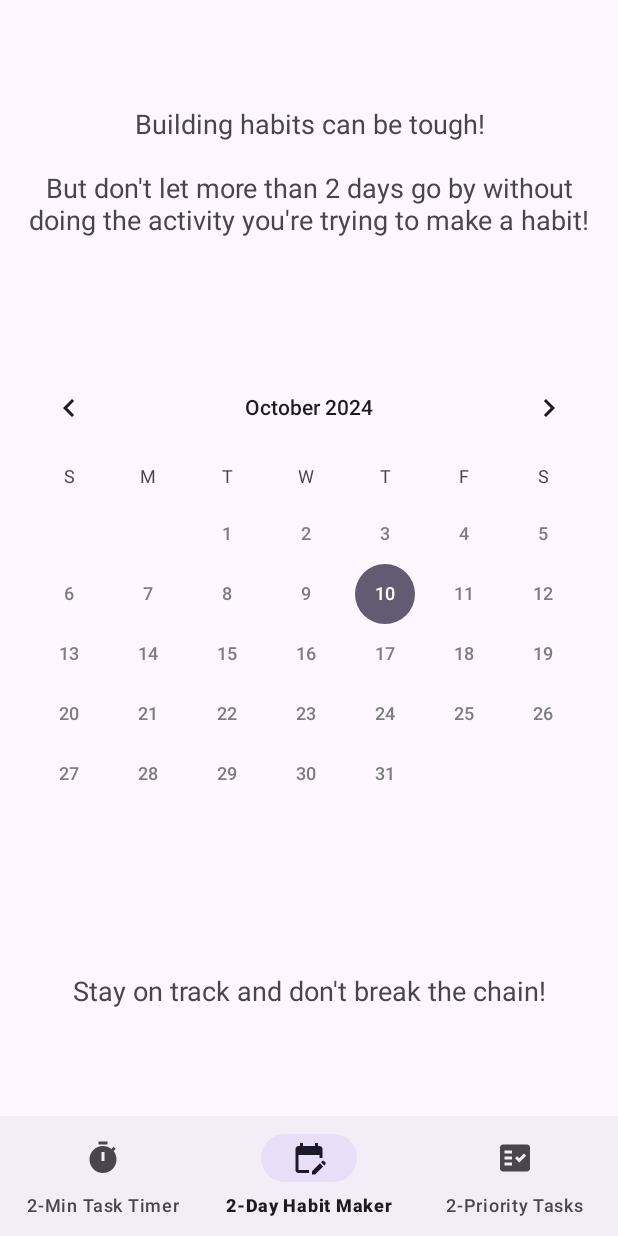
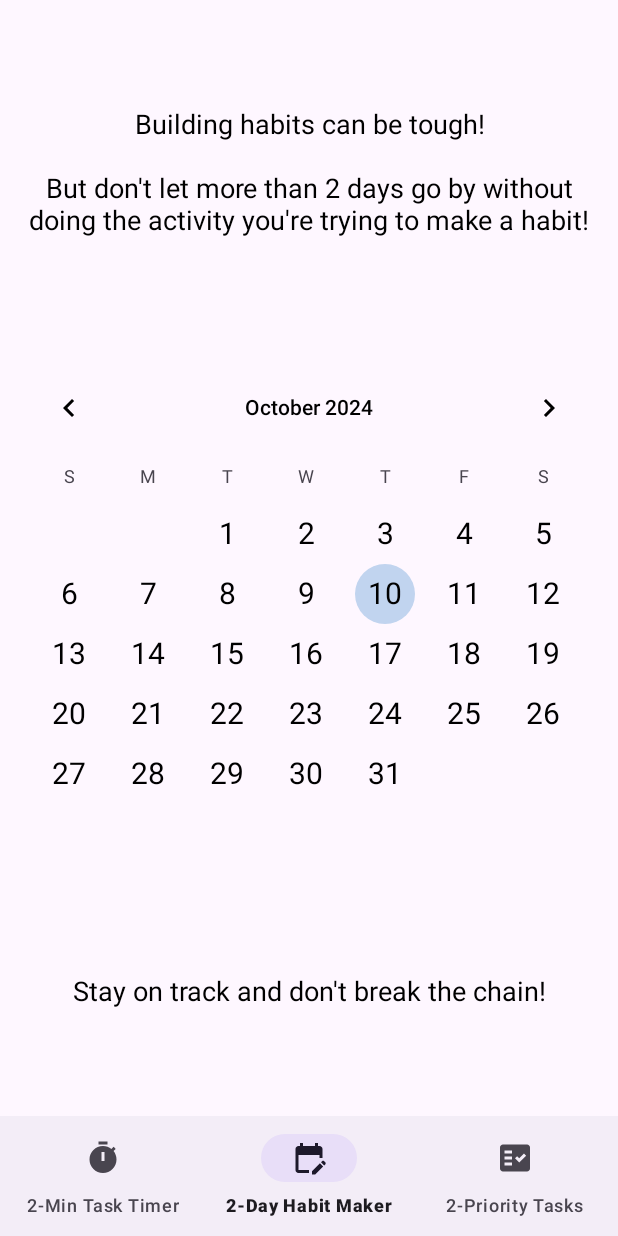
Before and after one commit to mukul-dev/Easy2Do, an Android app: the screen it shows after launch (MainActivity), on a phone screen of 412 x 824 dp. Run offline under Robolectric (Android 15) with nearby library versions, the phone set to English and light mode, and no system bars.

Commit message:
splash screen

```diff
--- a/app/build.gradle.kts
+++ b/app/build.gradle.kts
@@ -8,7 +8,7 @@ android {
 
     defaultConfig {
         applicationId = "com.mukudev.easy2do"
-        minSdk = 24
+        minSdk = 28
         targetSdk = 34
         versionCode = 1
         versionName = "1.0"
--- a/app/src/main/AndroidManifest.xml
+++ b/app/src/main/AndroidManifest.xml
@@ -10,7 +10,7 @@
         android:label="@string/app_name"
         android:roundIcon="@mipmap/easytodologo"
         android:supportsRtl="true"
-        android:theme="@style/Theme.Easy2Do"
+        android:theme="@style/splashScreenTheme"
         tools:targetApi="31">
         <activity
             android:name=".MainActivity"
--- a/app/src/main/java/com/mukudev/easy2do/MainActivity.java
+++ b/app/src/main/java/com/mukudev/easy2do/MainActivity.java
@@ -5,6 +5,7 @@ import androidx.appcompat.app.AppCompatActivity;
 import androidx.fragment.app.Fragment;
 
 import android.os.Bundle;
+import android.os.Handler;
 
 import com.google.android.material.bottomnavigation.BottomNavigationView;
 import com.mukudev.easy2do.Fragments.Fragment2DayRule;
@@ -16,6 +17,15 @@ public class MainActivity extends AppCompatActivity {
     @Override
     protected void onCreate(Bundle savedInstanceState) {
         super.onCreate(savedInstanceState);
+        new Handler().postDelayed(new Runnable() {
+            @Override
+            public void run() {
+                // Set the theme to your main app theme
+                setTheme(R.style.splashScreenTheme);
+            }
+        }, 2000);
+
+        setTheme(R.style.Base_Theme_Easy2Do);
         setContentView(R.layout.activity_main);
 
         BottomNavigationView bottomNavigationView = findViewById(R.id.bottom_navigation);
@@ -30,7 +40,7 @@ public class MainActivity extends AppCompatActivity {
 
 
         // Set the BottomNavigationView listener
-        bottomNavigationView.setOnNavigationItemSelectedListener(new BottomNavigationView.OnNavigationItemSelectedListener() {
+        bottomNavigationView.setOnItemSelectedListener(new BottomNavigationView.OnItemSelectedListener() {
             @Override
             public boolean onNavigationItemSelected(@NonNull android.view.MenuItem item) {
                 Fragment selectedFragment = null;
--- /dev/null
+++ b/app/src/main/res/drawable/rectangle.xml
@@ -0,0 +1,4 @@
+<?xml version="1.0" encoding="utf-8"?>
+<selector xmlns:android="http://schemas.android.com/apk/res/android">
+
+</selector>
--- /dev/null
+++ b/app/src/main/res/drawable/splash_image.xml
@@ -0,0 +1,13 @@
+<?xml version="1.0" encoding="utf-8"?>
+<layer-list xmlns:android="http://schemas.android.com/apk/res/android">
+
+
+    <item android:drawable="@color/white"/>
+
+
+    <item android:drawable="@drawable/easytodologo"
+        android:height="168dp"
+        android:width="168dp"
+        android:gravity="center" />
+
+</layer-list>
--- /dev/null
+++ b/app/src/main/res/font/roboto.xml
@@ -0,0 +1,4 @@
+<?xml version="1.0" encoding="utf-8"?>
+<font-family xmlns:android="http://schemas.android.com/apk/res/android">
+
+</font-family>
--- a/app/src/main/res/values/colors.xml
+++ b/app/src/main/res/values/colors.xml
@@ -1,7 +1,8 @@
 <?xml version="1.0" encoding="utf-8"?>
 <resources>
-    <color name="black">#FF000000</color>
-    <color name="white">#FFFFFFFF</color>
-    <color name="gray">#7D7D7D</color>
-
+    <color name="black">#000000</color>
+    <color name="white">#FFFFFF</color>
+    <color name="linen">#FAF0E6</color>
+    <color name="secondaryColor">#C1D4EF</color>
+    <color name="green">#41A317</color>
 </resources>
--- a/app/src/main/res/values/themes.xml
+++ b/app/src/main/res/values/themes.xml
@@ -1,9 +1,25 @@
 <resources xmlns:tools="http://schemas.android.com/tools">
     <!-- Base application theme. -->
     <style name="Base.Theme.Easy2Do" parent="Theme.Material3.DayNight.NoActionBar">
-        <!-- Customize your light theme here. -->
-        <!-- <item name="colorPrimary">@color/my_light_primary</item> -->
+        <item name="colorPrimary">@color/white</item>
+        <item name="colorPrimaryVariant">@color/linen</item>
+        <item name="colorOnPrimary">@color/black</item>
+        <item name="android:textColorPrimary">@color/black</item>
+
+        <item name="colorSecondary">@color/secondaryColor</item>
+        <item name="colorOnSecondary">@color/black</item>
+
+        <!-- Font styles -->
+        <item name="android:fontFamily">@font/roboto</item>
+        <item name="android:textSize">20sp</item>
+        <item name="android:textColor">@color/black</item>
+
+        <!--margins-->
+        <item name="marginHorizontal">6dp</item>
     </style>
 
-    <style name="Theme.Easy2Do" parent="Base.Theme.Easy2Do" />
+    <style name="splashScreenTheme" parent="Theme.MaterialComponents.NoActionBar">
+        <item name="android:windowBackground">@drawable/splash_image</item>
+        <item name="android:statusBarColor">@color/black</item>
+    </style>
 </resources>
--- a/gradle/libs.versions.toml
+++ b/gradle/libs.versions.toml
@@ -1,5 +1,5 @@
 [versions]
-agp = "8.5.2"
+agp = "8.7.0"
 junit = "4.13.2"
 junitVersion = "1.2.1"
 espressoCore = "3.6.1"
@@ -7,7 +7,7 @@ appcompat = "1.7.0"
 material = "1.12.0"
 activity = "1.9.2"
 constraintlayout = "2.1.4"
-fragement= "1.5.7"
+fragment= "1.5.7"
 [libraries]
 junit = { group = "junit", name = "junit", version.ref = "junit" }
 ext-junit = { group = "androidx.test.ext", name = "junit", version.ref = "junitVersion" }
@@ -16,6 +16,6 @@ appcompat = { group = "androidx.appcompat", name = "appcompat", version.ref = "a
 material = { group = "com.google.android.material", name = "material", version.ref = "material" }
 activity = { group = "androidx.activity", name = "activity", version.ref = "activity" }
 constraintlayout = { group = "androidx.constraintlayout", name = "constraintlayout", version.ref = "constraintlayout" }
-androidx-fragment = { module = "androidx.fragment:fragment", version = "1.5.7" }
+androidx-fragment = { module = "androidx.fragment:fragment", version.ref = "fragment" }
 [plugins]
 android-application = { id = "com.android.application", version.ref = "agp" }
```
Also changed, not shown: app/src/main/res/drawable/circlular_progress_background.xml (added, +21 -0 lines), app/src/main/res/drawable/rounded_rectangle.xml (added, +7 -0 lines), app/src/main/res/values/styles.xml (+28 -5 lines), app/src/main/res/drawable/easytodologo.jpeg (added), app/src/main/res/font/roboto_bold.ttf (added), app/src/main/res/font/roboto_regular.ttf (added), gradle/wrapper/gradle-wrapper.properties.
